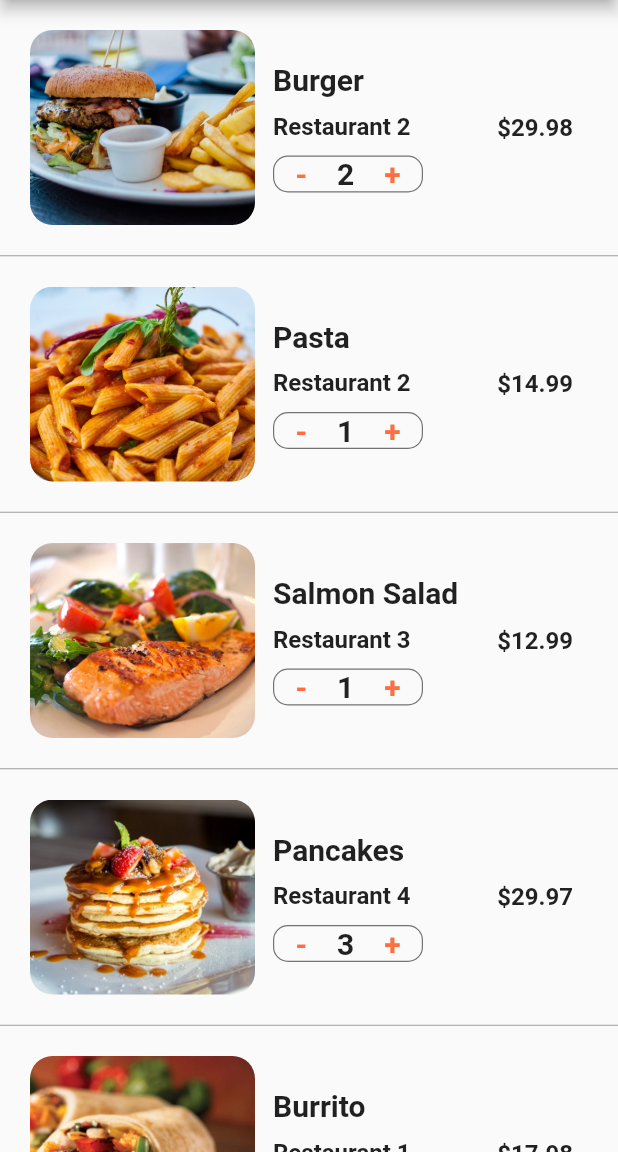
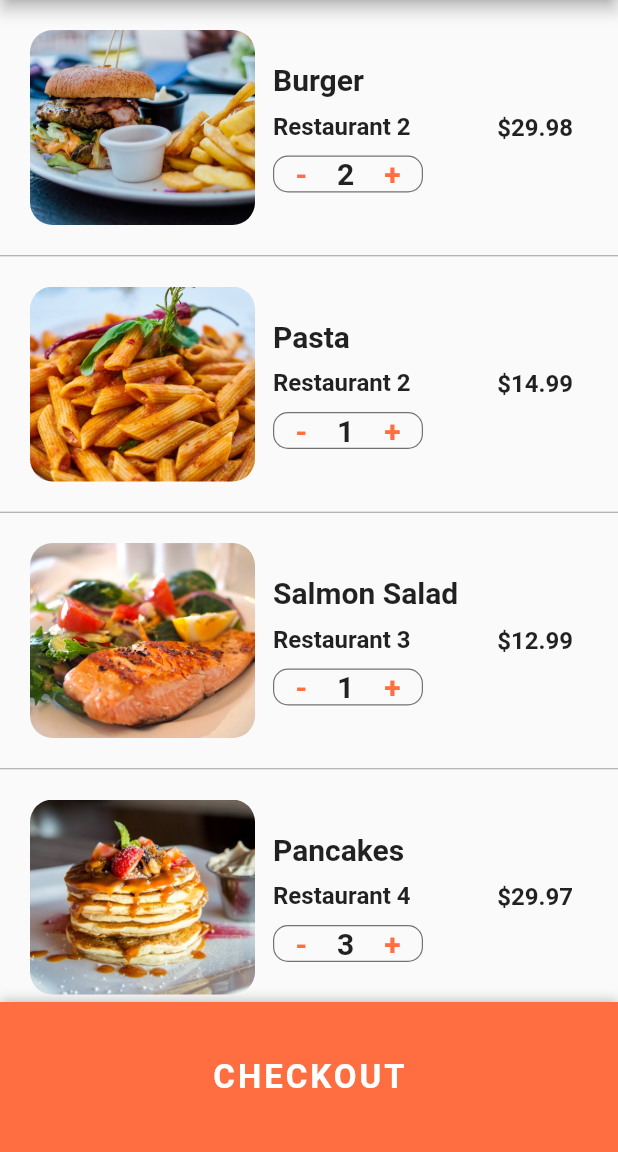
Before and after one commit to MBanawa/Food-Delivery-UI, a Flutter app: the CartScreen screen opened directly, on a phone screen of 412 x 824 dp, the part 84-1236 px from its top. Run offline on Flutter 3.47's test engine with Material 2 defaults, Android fonts, the phone set to English and light mode, and no system bars.

Commit message:
finalize UI design

```diff
--- a/lib/screens/cart_screen.dart
+++ b/lib/screens/cart_screen.dart
@@ -121,14 +121,68 @@
 
   @override
   Widget build(BuildContext context) {
+    double totalPrice = 0;
+    currentUser.cart.forEach(
+        (Order order) => totalPrice += order.quantity * order.food.price);
+
     return Scaffold(
       appBar: AppBar(
         title: Text('Cart (${currentUser.cart.length})'),
       ),
       body: ListView.separated(
           itemBuilder: (BuildContext context, int index) {
-            Order order = currentUser.cart[index];
-            return _buildCartItem(order);
+            if (index < currentUser.cart.length) {
+              Order order = currentUser.cart[index];
+              return _buildCartItem(order);
+            }
+            return Padding(
+              padding: const EdgeInsets.all(20.0),
+              child: Column(
+                children: <Widget>[
+                  Row(
+                    mainAxisAlignment: MainAxisAlignment.spaceBetween,
+                    children: <Widget>[
+                      Text(
+                        'Estimated Delivery Time:',
+                        style: TextStyle(
+                          fontSize: 20.0,
+                          fontWeight: FontWeight.w600,
+                        ),
+                      ),
+                      Text(
+                        '25 min',
+                        style: TextStyle(
+                          fontSize: 20.0,
+                          fontWeight: FontWeight.w600,
+                        ),
+                      ),
+                    ],
+                  ),
+                  SizedBox(height: 10.0),
+                  Row(
+                    mainAxisAlignment: MainAxisAlignment.spaceBetween,
+                    children: <Widget>[
+                      Text(
+                        'Total Cost:',
+                        style: TextStyle(
+                          fontSize: 20.0,
+                          fontWeight: FontWeight.w600,
+                        ),
+                      ),
+                      Text(
+                        '\$${totalPrice.toStringAsFixed(2)}',
+                        style: TextStyle(
+                          color: Colors.green[700],
+                          fontSize: 20.0,
+                          fontWeight: FontWeight.w600,
+                        ),
+                      ),
+                    ],
+                  ),
+                  SizedBox(height: 120.0),
+                ],
+              ),
+            );
           },
           separatorBuilder: (BuildContext context, int index) {
             return Divider(
@@ -136,7 +190,33 @@
               color: Colors.grey,
             );
           },
-          itemCount: currentUser.cart.length),
+          itemCount: currentUser.cart.length + 1),
+      bottomSheet: Container(
+        height: 100.0,
+        width: MediaQuery.of(context).size.width,
+        decoration:
+            BoxDecoration(color: Theme.of(context).primaryColor, boxShadow: [
+          BoxShadow(
+            color: Colors.black26,
+            offset: Offset(0, -1),
+            blurRadius: 6.0,
+          ),
+        ]),
+        child: Center(
+          child: TextButton(
+            child: Text(
+              'CHECKOUT',
+              style: TextStyle(
+                color: Colors.white,
+                fontSize: 22.0,
+                fontWeight: FontWeight.bold,
+                letterSpacing: 2.0,
+              ),
+            ),
+            onPressed: () {},
+          ),
+        ),
+      ),
     );
   }
 }
```
